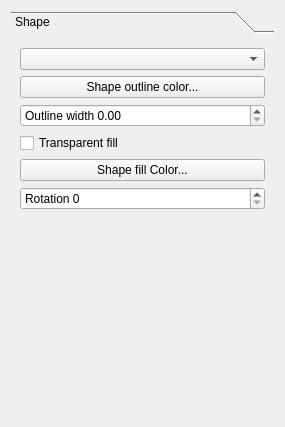
Above: src/ui/qgscomposershapewidgetbase.ui from qgis/QGIS before the change. Below: the same form after it.
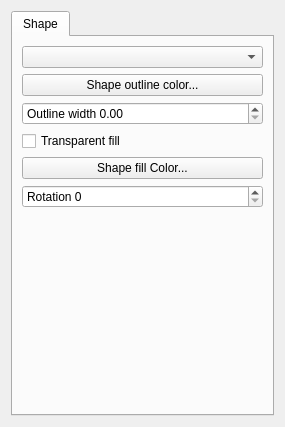
That is the form after the change.

Commit message: Changed all QToolBox objects to QTabWidget.  Easier to see item options and less mouse movement

Patch:
```diff
--- a/src/ui/qgscomposershapewidgetbase.ui
+++ b/src/ui/qgscomposershapewidgetbase.ui
@@ -15,20 +15,9 @@
   </property>
   <layout class="QGridLayout" name="gridLayout_2">
    <item row="0" column="0">
-    <widget class="QToolBox" name="toolBox">
-     <property name="currentIndex">
-      <number>0</number>
-     </property>
-     <widget class="QWidget" name="Shape">
-      <property name="geometry">
-       <rect>
-        <x>0</x>
-        <y>0</y>
-        <width>267</width>
-        <height>377</height>
-       </rect>
-      </property>
-      <attribute name="label">
+    <widget class="QTabWidget" name="toolBox">
+     <widget class="QWidget" name="page">
+      <attribute name="title">
        <string>Shape</string>
       </attribute>
       <layout class="QGridLayout" name="gridLayout">
```
The commit also changes 15 other files.
